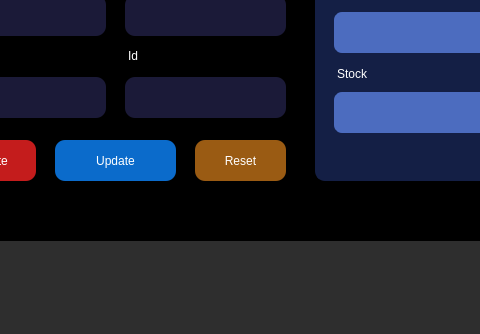
The window that assets/ui/rma.ui (JinxSeven/retail-manager-lite) describes before a commit, drawn with Qt 5; both pictures show x 155 to 635 and y 391 to 725 of the 988 by 725 pixel window.
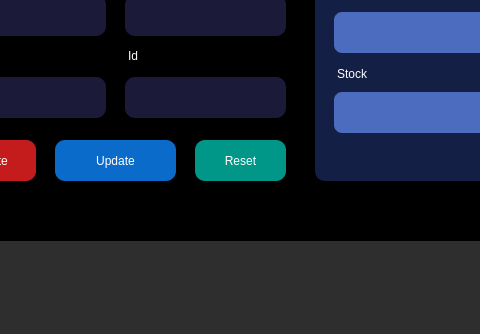
The same window after the commit. The open tabs and pages were chosen to show the change. Icons and pictures are not drawn.

Patch:
```diff
--- a/assets/ui/rma.ui
+++ b/assets/ui/rma.ui
@@ -1942,7 +1942,7 @@
       </property>
       <property name="styleSheet">
        <string notr="true">QPushButton#prodModResetBtn {
-background-color: #9a5b13; /* Background color */
+background-color: #009688; /* Background color */
 font: 63 11pt &quot;Poppins SemiBold&quot;;
 color: white; /* Text color */
 outline: 0;
```
Left out of the diff: 4 changed lines with no effect on the pictures.
